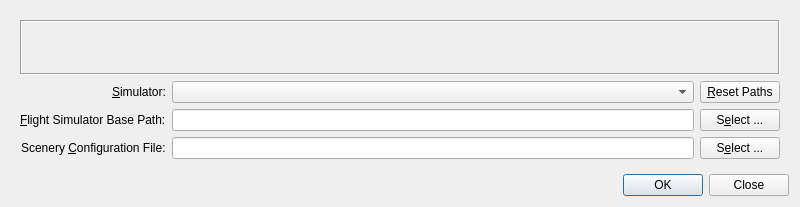
This is src/db/databasedialog.ui in albar965/littlenavmap as Qt 5 draws it before an edit. The edited form follows.
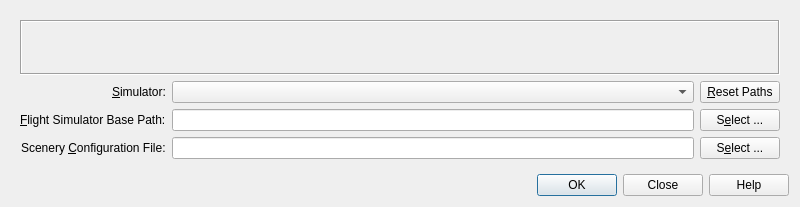
This is the edited form.

Commit message: Added help buttons to connect and database dialog. Removed label from connect dialog.

```diff
--- a/src/db/databasedialog.ui
+++ b/src/db/databasedialog.ui
@@ -157,7 +157,7 @@
    <item>
     <widget class="QDialogButtonBox" name="buttonBoxDatabase">
      <property name="standardButtons">
-      <set>QDialogButtonBox::Close|QDialogButtonBox::Ok</set>
+      <set>QDialogButtonBox::Close|QDialogButtonBox::Help|QDialogButtonBox::Ok</set>
      </property>
     </widget>
    </item>
```
The commit also changes 5 other files.
